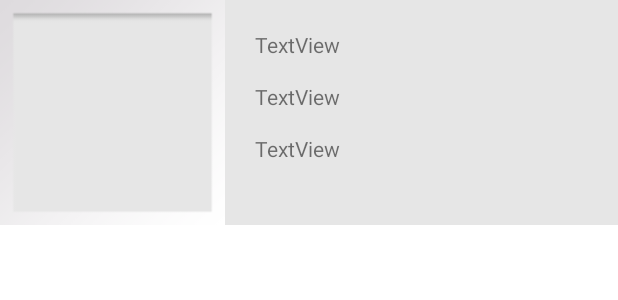
After one commit to MarcoFidalgo/CodeChallenge-AlticeLabs, an Android app: the layout list_item.xml on its own in the app's theme, with its tools: preview values and no code run, on a phone screen of 412 x 824 dp. The commit adds this screen. Shown: the top 300 px of the screen. Run offline under Robolectric (Android 15) with nearby library versions, the phone set to English and light mode, and no system bars.

Commit message:
Loads entire channel list

```diff
--- a/app/src/main/AndroidManifest.xml
+++ b/app/src/main/AndroidManifest.xml
@@ -1,6 +1,8 @@
 <?xml version="1.0" encoding="utf-8"?>
 <manifest xmlns:android="http://schemas.android.com/apk/res/android"
     package="com.example.codechallenge2">
+
+    <uses-permission android:name="android.permission.INTERNET" />
 
     <application
         android:allowBackup="true"
@@ -10,7 +12,7 @@
         android:supportsRtl="true"
         android:theme="@style/Theme.CodeChallenge2">
         <activity
-            android:name=".MainActivity"
+            android:name=".activities.MainActivity"
             android:exported="true">
             <intent-filter>
                 <action android:name="android.intent.action.MAIN" />
--- /dev/null
+++ b/app/src/main/res/layout/list_item.xml
@@ -0,0 +1,47 @@
+<?xml version="1.0" encoding="utf-8"?>
+<androidx.constraintlayout.widget.ConstraintLayout xmlns:android="http://schemas.android.com/apk/res/android"
+    xmlns:app="http://schemas.android.com/apk/res-auto"
+    xmlns:tools="http://schemas.android.com/tools"
+    android:layout_width="match_parent"
+    android:layout_height="wrap_content"
+    android:background="#E6E6E6">
+
+    <ImageView
+        android:id="@+id/imageView"
+        android:layout_width="150dp"
+        android:layout_height="150dp"
+        app:layout_constraintBottom_toBottomOf="parent"
+        app:layout_constraintStart_toStartOf="parent"
+        app:layout_constraintTop_toTopOf="parent"
+        app:srcCompat="@android:drawable/gallery_thumb" />
+
+    <TextView
+        android:id="@+id/tvName"
+        android:layout_width="wrap_content"
+        android:layout_height="wrap_content"
+        android:layout_marginStart="20dp"
+        android:layout_marginTop="20dp"
+        android:text="TextView"
+        app:layout_constraintStart_toEndOf="@+id/imageView"
+        app:layout_constraintTop_toTopOf="parent" />
+
+    <TextView
+        android:id="@+id/tvCurrentShow"
+        android:layout_width="wrap_content"
+        android:layout_height="wrap_content"
+        android:layout_marginStart="20dp"
+        android:layout_marginTop="15dp"
+        android:text="TextView"
+        app:layout_constraintStart_toEndOf="@+id/imageView"
+        app:layout_constraintTop_toBottomOf="@+id/tvName" />
+
+    <TextView
+        android:id="@+id/tvNextShow"
+        android:layout_width="wrap_content"
+        android:layout_height="wrap_content"
+        android:layout_marginStart="20dp"
+        android:layout_marginTop="15dp"
+        android:text="TextView"
+        app:layout_constraintStart_toEndOf="@+id/imageView"
+        app:layout_constraintTop_toBottomOf="@+id/tvCurrentShow" />
+</androidx.constraintlayout.widget.ConstraintLayout>
```
Also changed, not shown: app/build.gradle (+11 -0 lines), app/src/main/java/com/example/codechallenge2/MainActivity.java (deleted, +0 -14 lines), app/src/main/java/com/example/codechallenge2/activities/MainActivity.java (added, +103 -0 lines), app/src/main/java/com/example/codechallenge2/adapters/RecyclerAdapter.java (added, +60 -0 lines), app/src/main/java/com/example/codechallenge2/interfaces/MeoJsonApi.java (added, +18 -0 lines), app/src/main/java/com/example/codechallenge2/objects/Channel.java (added, +66 -0 lines), app/src/main/java/com/example/codechallenge2/objects/ChannelList.java (added, +39 -0 lines), app/src/main/res/layout/activity_main.xml (+9 -8 lines).
